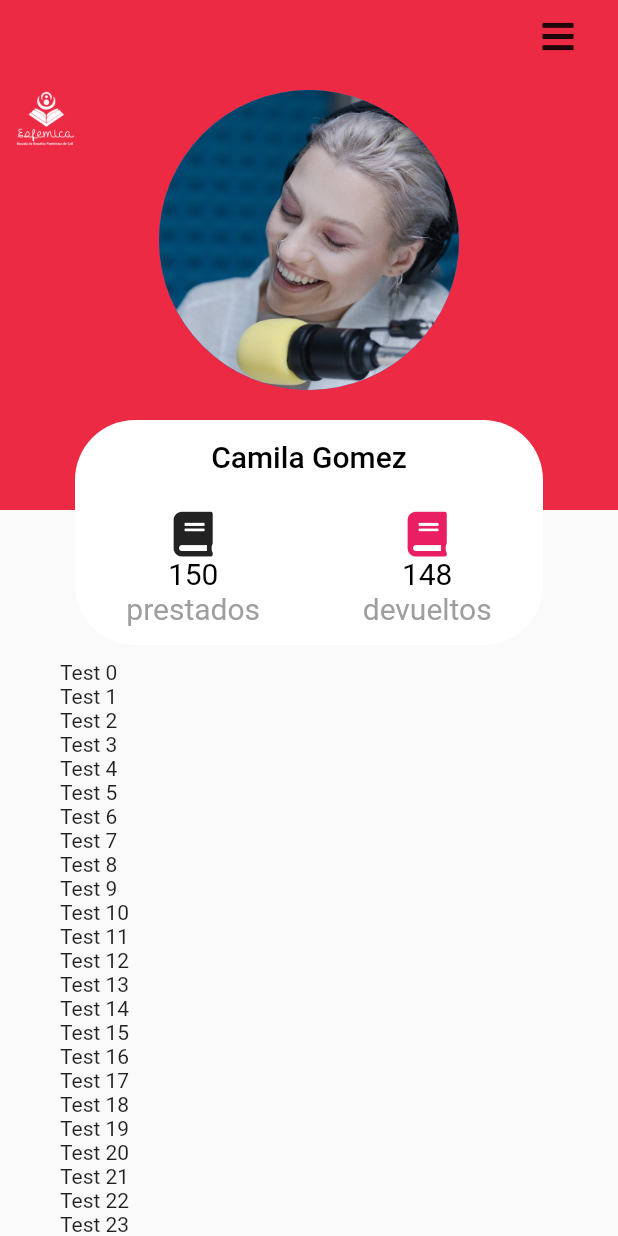
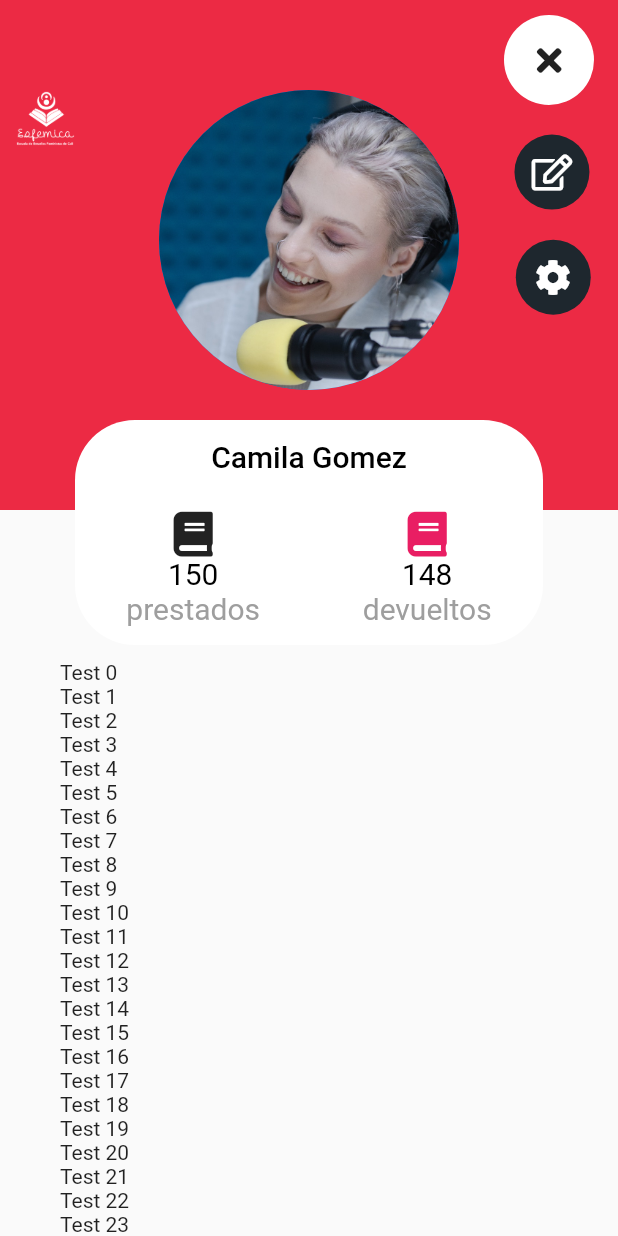
Before and after one commit to black-redoc/biblioteca_esfemica, a Flutter app: the ProfilePage screen opened directly, after a tap on an icon or button, on a phone screen of 412 x 824 dp. Run offline on Flutter 3.47's test engine with Material 2 defaults, Android fonts, the phone set to English and light mode, and no system bars; our stand-ins replace carousel_slider, flutter_bloc, font_awesome_flutter, salomon_bottom_bar; network calls fail.

Commit message:
added floatingMenu on profilePage

```diff
--- a/lib/pages/ProfilePage.dart
+++ b/lib/pages/ProfilePage.dart
@@ -1,18 +1,58 @@
+import 'package:biblioteca_esfemica/usecases/conversor.dart';
+import 'package:biblioteca_esfemica/widgets/buttons/circularButton.dart';
 import 'package:biblioteca_esfemica/widgets/texts/smallText.dart';
 import 'package:flutter/material.dart';
 import 'package:font_awesome_flutter/font_awesome_flutter.dart';
 
-class ProfilePage extends StatelessWidget {
+
+class ProfilePage extends StatefulWidget {
   const ProfilePage({Key? key}) : super(key: key);
+
+  @override
+  _ProfilePageState createState() => _ProfilePageState();
+}
+
+class _ProfilePageState extends State<ProfilePage>
+  with SingleTickerProviderStateMixin {
+  AnimationController? _animationController;
+  Animation<double>? _degOneTranslationAnimation;
+  Animation<double>? _degTwoTranslationAnimation;
+  Animation<double>? _rotationAnimation;
+  Widget? _menuIcon;
+
+  @override
+  void initState() {
+    _menuIcon = FaIcon(FontAwesomeIcons.bars);
+    _animationController = AnimationController(
+      vsync: this,
+      duration: Duration(milliseconds: 350)
+    );
+    // _degOneTranslationAnimation = Tween<double>(begin: 0.0, end: 1.0).animate(_animationController!);
+    _degOneTranslationAnimation = TweenSequence([
+      TweenSequenceItem<double>(tween: Tween<double>(begin: 0.0, end: 1.2), weight: 75.0),
+      TweenSequenceItem<double>(tween: Tween<double>(begin: 1.2, end: 1.0), weight: 25.0),
+    ]).animate(_animationController!);
+
+    _degTwoTranslationAnimation = TweenSequence(<TweenSequenceItem<double>>[
+      TweenSequenceItem<double>(tween: Tween<double>(begin: 0.0, end: 1.4), weight: 55.0),
+      TweenSequenceItem<double>(tween: Tween<double>(begin: 1.4, end: 1.0), weight: 45.0),
+    ]).animate(_animationController!);
+
+    _rotationAnimation = Tween<double>(begin: 180.0, end: 0.0).animate(
+      CurvedAnimation(parent: _animationController!, curve: Curves.easeOut)
+    );
+    super.initState();
+    _animationController!.addListener(() {
+      setState(() {
+      });
+    });
+  }
 
   @override
   Widget build(BuildContext context) {
     return Scaffold(
       floatingActionButtonLocation: FloatingActionButtonLocation.endTop,
-      floatingActionButton: IconButton(
-        icon: FaIcon(FontAwesomeIcons.bars),
-        onPressed: () {},
-      ),
+      floatingActionButton: _floatingActionButtons(),
       body: FractionallySizedBox(
         heightFactor: 1,
         widthFactor: 1,
@@ -26,6 +66,75 @@ class ProfilePage extends StatelessWidget {
         ),
       ),
     );
+  }
+
+  Widget _floatingActionButtons() {
+    return Stack(
+      children: <Widget>[
+        Positioned(
+          top: 10,
+          right: 0,
+          child: Stack(
+            children: <Widget>[
+              Transform.translate(
+                offset: Offset.fromDirection(
+                 85.0.toRadians(), _degOneTranslationAnimation!.value * 80
+                ),
+                child: Transform(
+                  transform: Matrix4
+                  .rotationZ(_rotationAnimation!.value.toRadians())
+                  ..scale(_degOneTranslationAnimation!.value),
+                  alignment: Alignment.center,
+                  child: CircularButton(
+                    icon: FaIcon(FontAwesomeIcons.edit, color: Colors.white),
+                    onPressed: () { },
+                    color: Color(0xFF1e272e),
+                    size: 50
+                  ),
+                ),
+              ),
+              Transform.translate(
+                offset:Offset.fromDirection(
+                  87.0.toRadians(), _degTwoTranslationAnimation!.value * 150
+                ),
+                child: Transform(
+                  transform: Matrix4
+                  .rotationZ(_rotationAnimation!.value.toRadians())
+                  ..scale(_degTwoTranslationAnimation!.value),
+                  alignment: Alignment.center,
+                  child: CircularButton(
+                    icon: FaIcon(FontAwesomeIcons.cog, color: Colors.white),
+                    onPressed: () { },
+                    color: Color(0xFF1e272e),
+                    size: 50
+                  ),
+                ),
+              ),
+              Transform(
+                transform: Matrix4.rotationZ(_rotationAnimation!.value.toRadians()),
+                alignment: Alignment.center,
+                child: CircularButton(
+                  icon: _menuIcon,
+                  onPressed: _menuOnPressed,
+                  color: Colors.white,
+                  size: 60,
+                ),
+              )
+            ]
+          )
+        )
+      ]
+    );
+  }
+
+  void _menuOnPressed() {
+    if (_animationController!.isCompleted) {
+      _animationController!.reverse();
+      _menuIcon = FaIcon(FontAwesomeIcons.bars);
+    } else {
+      _animationController!.forward();
+      _menuIcon = FaIcon(FontAwesomeIcons.times);
+    }
   }
 
   Widget _body() {
--- /dev/null
+++ b/lib/usecases/conversor.dart
@@ -0,0 +1,7 @@
+const unitRadian = 57.295779513;
+
+extension DegreeToRadians on double {
+  double toRadians() {
+    return this / unitRadian;
+  }
+}
--- /dev/null
+++ b/lib/widgets/buttons/circularButton.dart
@@ -0,0 +1,31 @@
+import 'package:flutter/material.dart';
+
+class CircularButton extends StatelessWidget {
+  final Widget? icon;
+  final void Function()? onPressed;
+  final Color? color;
+  final double? size;
+  const CircularButton({
+    Key? key,
+    this.icon,
+    this.onPressed,
+    this.color,
+    this.size
+  }) : super(key: key);
+
+  @override
+  Widget build(BuildContext context) {
+    return Container(
+      width: this.size,
+      height: this.size,
+      decoration: BoxDecoration(
+        color: this.color,
+        borderRadius: BorderRadius.circular(100),
+      ),
+      child: IconButton(
+        onPressed: this.onPressed,
+        icon: this.icon!
+      )
+    );
+  }
+}
```
